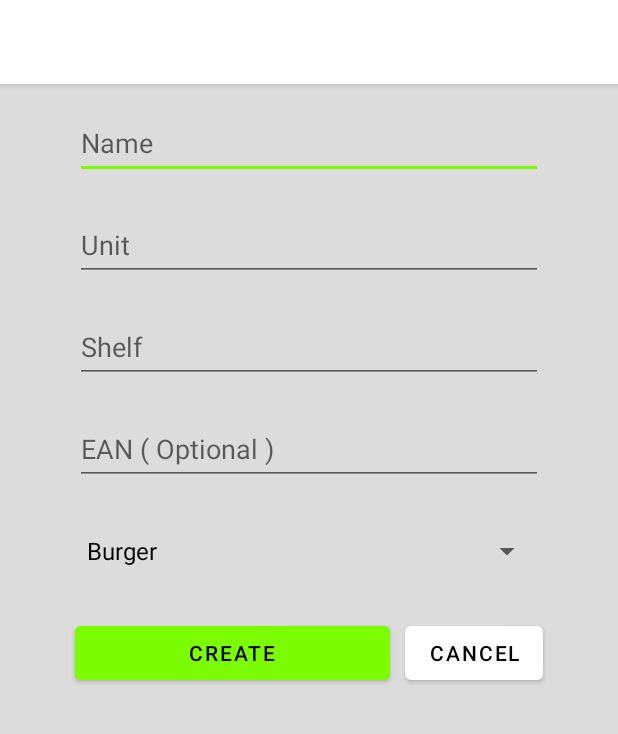
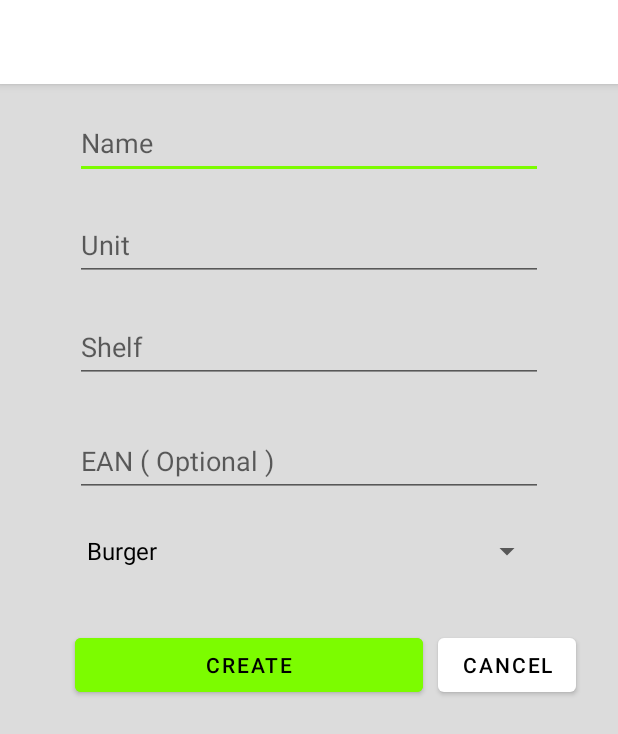
Before and after one commit to Thodorr/SmartShoppingList, an Android app: the ProductActivity screen opened directly, with no data from a screen before it, after a tap on an icon or button, on a phone screen of 412 x 824 dp. Shown: the top 734 px of the screen. Run offline under Robolectric (Android 15) with nearby library versions, the phone set to English and light mode, and no system bars; our stand-ins replace Room's generated code; network calls fail.

Commit message:
menubar bug visited

```diff
--- a/SmartShoppingList/app/src/main/res/drawable/ic_baseline_search_24.xml
+++ b/SmartShoppingList/app/src/main/res/drawable/ic_baseline_search_24.xml
@@ -1,5 +1,5 @@
 <vector android:height="24dp" android:tint="#FFFFFF"
     android:viewportHeight="24" android:viewportWidth="24"
     android:width="24dp" xmlns:android="http://schemas.android.com/apk/res/android">
-    <path android:fillColor="@android:color/white" android:pathData="M15.5,14h-0.79l-0.28,-0.27C15.41,12.59 16,11.11 16,9.5 16,5.91 13.09,3 9.5,3S3,5.91 3,9.5 5.91,16 9.5,16c1.61,0 3.09,-0.59 4.23,-1.57l0.27,0.28v0.79l5,4.99L20.49,19l-4.99,-5zM9.5,14C7.01,14 5,11.99 5,9.5S7.01,5 9.5,5 14,7.01 14,9.5 11.99,14 9.5,14z"/>
+    <path android:fillColor="@android:color/darker_gray" android:pathData="M15.5,14h-0.79l-0.28,-0.27C15.41,12.59 16,11.11 16,9.5 16,5.91 13.09,3 9.5,3S3,5.91 3,9.5 5.91,16 9.5,16c1.61,0 3.09,-0.59 4.23,-1.57l0.27,0.28v0.79l5,4.99L20.49,19l-4.99,-5zM9.5,14C7.01,14 5,11.99 5,9.5S7.01,5 9.5,5 14,7.01 14,9.5 11.99,14 9.5,14z"/>
 </vector>
--- a/SmartShoppingList/app/src/main/res/drawable/ic_refresh.xml
+++ b/SmartShoppingList/app/src/main/res/drawable/ic_refresh.xml
@@ -5,6 +5,6 @@
     android:viewportHeight="24"
     android:tint="?attr/colorControlNormal">
   <path
-      android:fillColor="@android:color/white"
+      android:fillColor="?attr/colorOnPrimary"
       android:pathData="M17.65,6.35C16.2,4.9 14.21,4 12,4c-4.42,0 -7.99,3.58 -7.99,8s3.57,8 7.99,8c3.73,0 6.84,-2.55 7.73,-6h-2.08c-0.82,2.33 -3.04,4 -5.65,4 -3.31,0 -6,-2.69 -6,-6s2.69,-6 6,-6c1.66,0 3.14,0.69 4.22,1.78L13,11h7V4l-2.35,2.35z"/>
 </vector>
--- a/SmartShoppingList/app/src/main/res/layout/activity_entry.xml
+++ b/SmartShoppingList/app/src/main/res/layout/activity_entry.xml
@@ -37,21 +37,6 @@
         app:layout_constraintTop_toBottomOf="@+id/editItemName" />
 
     <EditText
-        android:id="@+id/editItemEAN"
-        android:layout_width="0dp"
-        android:layout_height="wrap_content"
-        android:layout_marginStart="50dp"
-        android:layout_marginTop="20dp"
-        android:layout_marginEnd="50dp"
-        android:ems="10"
-        android:hint="EAN ( Optional )"
-        android:inputType="textPersonName"
-        android:minHeight="48dp"
-        app:layout_constraintEnd_toEndOf="parent"
-        app:layout_constraintStart_toStartOf="parent"
-        app:layout_constraintTop_toBottomOf="@+id/editItemShelf" />
-
-    <EditText
         android:id="@+id/editItemShelf"
         android:layout_width="0dp"
         android:layout_height="wrap_content"
@@ -63,15 +48,57 @@
         android:inputType="number"
         android:minHeight="48dp"
         app:layout_constraintEnd_toEndOf="parent"
+        app:layout_constraintHorizontal_bias="0.0"
         app:layout_constraintStart_toStartOf="parent"
         app:layout_constraintTop_toBottomOf="@+id/editItemUnit" />
+
+    <Button
+        android:id="@+id/doButton"
+        android:layout_width="0dp"
+        android:layout_height="wrap_content"
+        android:layout_marginStart="50dp"
+        android:layout_marginTop="28dp"
+        android:layout_marginEnd="10dp"
+        android:backgroundTint="?attr/colorSecondary"
+        android:text="Create"
+        android:textColor="?android:attr/textColor"
+        app:layout_constraintEnd_toStartOf="@+id/cancel"
+        app:layout_constraintHorizontal_bias="1.0"
+        app:layout_constraintStart_toStartOf="parent"
+        app:layout_constraintTop_toBottomOf="@+id/iconSpinner" />
+
+    <Button
+        android:id="@+id/cancel"
+        android:layout_width="wrap_content"
+        android:layout_height="wrap_content"
+        android:layout_marginTop="28dp"
+        android:layout_marginEnd="28dp"
+        android:text="Cancel"
+        app:layout_constraintEnd_toEndOf="parent"
+        app:layout_constraintTop_toBottomOf="@+id/iconSpinner" />
+
+    <EditText
+        android:id="@+id/editItemEAN"
+        android:layout_width="0dp"
+        android:layout_height="wrap_content"
+        android:layout_marginStart="50dp"
+        android:layout_marginTop="28dp"
+        android:layout_marginEnd="50dp"
+        android:ems="10"
+        android:hint="EAN ( Optional )"
+        android:inputType="textPersonName"
+        android:minHeight="48dp"
+        app:layout_constraintEnd_toEndOf="parent"
+        app:layout_constraintHorizontal_bias="0.0"
+        app:layout_constraintStart_toStartOf="parent"
+        app:layout_constraintTop_toBottomOf="@+id/editItemShelf" />
 
     <Spinner
         android:id="@+id/iconSpinner"
         android:layout_width="0dp"
         android:layout_height="wrap_content"
         android:layout_marginStart="50dp"
-        android:layout_marginTop="20dp"
+        android:layout_marginTop="12dp"
         android:layout_marginEnd="50dp"
         android:entries="@array/iconNames"
         android:minHeight="48dp"
@@ -81,28 +108,4 @@
         app:layout_constraintStart_toStartOf="parent"
         app:layout_constraintTop_toBottomOf="@+id/editItemEAN" />
 
-    <Button
-        android:id="@+id/doButton"
-        android:layout_width="0dp"
-        android:layout_height="wrap_content"
-        android:layout_marginStart="50dp"
-        android:layout_marginTop="20dp"
-        android:layout_marginEnd="10dp"
-        android:backgroundTint="?attr/colorSecondary"
-        android:text="Create"
-        android:textColor="?android:attr/textColor"
-        app:layout_constraintEnd_toStartOf="@+id/cancel"
-        app:layout_constraintStart_toStartOf="parent"
-        app:layout_constraintTop_toBottomOf="@+id/iconSpinner" />
-
-    <Button
-        android:id="@+id/cancel"
-        android:layout_width="wrap_content"
-        android:layout_height="wrap_content"
-        android:layout_marginTop="20dp"
-        android:layout_marginEnd="50dp"
-        android:text="Cancel"
-        app:layout_constraintEnd_toEndOf="parent"
-        app:layout_constraintTop_toBottomOf="@+id/iconSpinner" />
-
 </androidx.constraintlayout.widget.ConstraintLayout>
```
